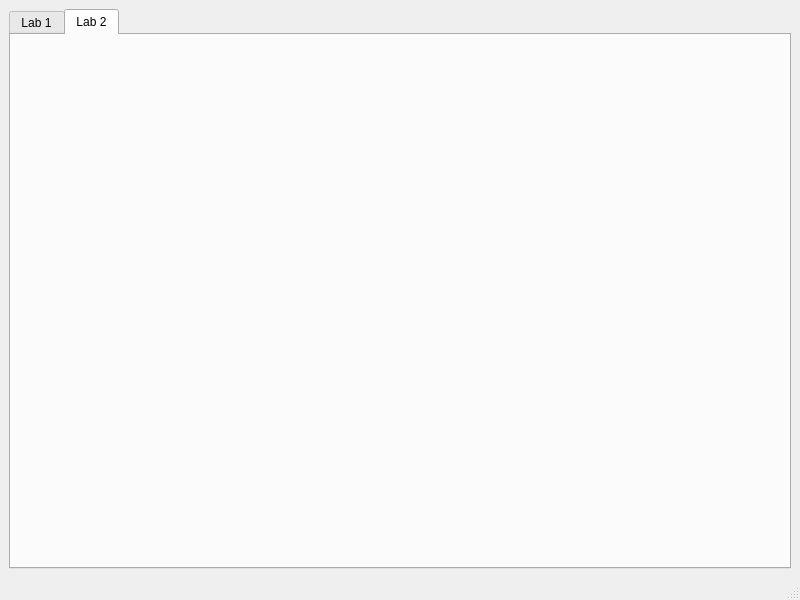
TereshkivS/TechOfPrg, file mainwindow.ui: the form before one commit.
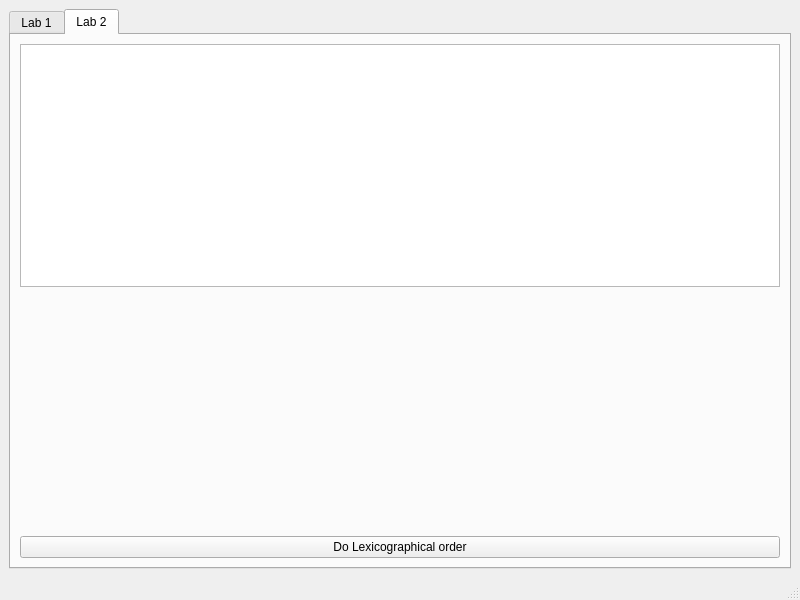
The form after the commit. The open tabs and pages were chosen to show the change.

Commit message: Add functional of 2 lab

```diff
--- a/mainwindow.ui
+++ b/mainwindow.ui
@@ -222,6 +222,35 @@
          <attribute name="title">
           <string>Lab 2</string>
          </attribute>
+         <layout class="QGridLayout" name="gridLayout">
+          <item row="0" column="0">
+           <layout class="QVBoxLayout" name="verticalLayout_3">
+            <item>
+             <widget class="QPlainTextEdit" name="lexicographicalPlainTextEdit"/>
+            </item>
+            <item>
+             <spacer name="verticalSpacer">
+              <property name="orientation">
+               <enum>Qt::Vertical</enum>
+              </property>
+              <property name="sizeHint" stdset="0">
+               <size>
+                <width>20</width>
+                <height>40</height>
+               </size>
+              </property>
+             </spacer>
+            </item>
+            <item>
+             <widget class="QPushButton" name="lexicographicalOrderButton">
+              <property name="text">
+               <string>Do Lexicographical order</string>
+              </property>
+             </widget>
+            </item>
+           </layout>
+          </item>
+         </layout>
         </widget>
        </widget>
       </item>
```
The commit also changes 2 other files.
